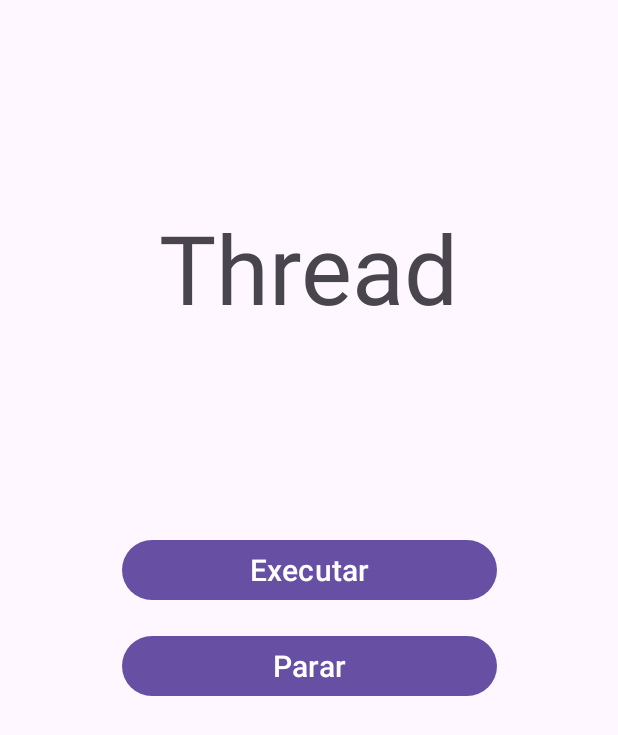
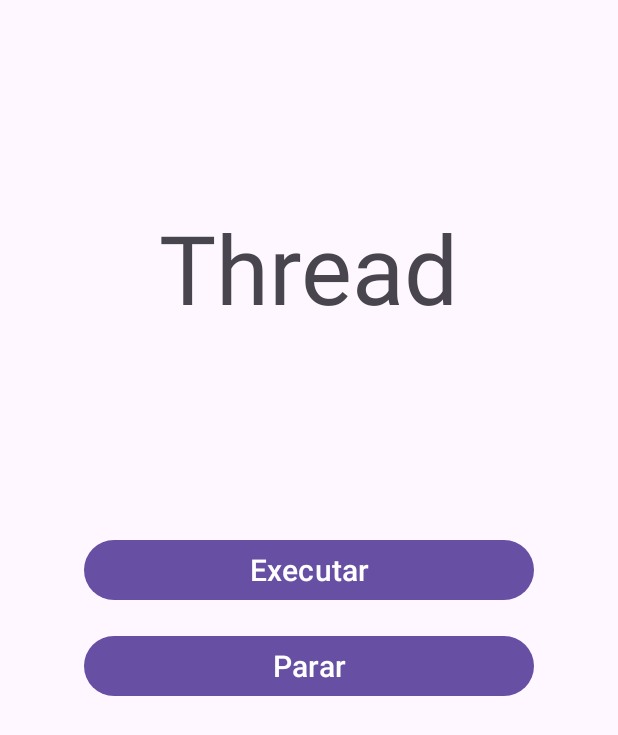
Before and after one commit to josecampelo/criando-executando-parando-uma-thread, an Android app: the layout activity_main.xml on its own in the app's theme, with its tools: preview values and no code run, on a phone screen of 412 x 824 dp. Shown: the top 735 px of the screen. Run offline under Robolectric (Android 15) with nearby library versions, the phone set to English and light mode, and no system bars.

```diff
--- a/app/src/main/res/layout/activity_main.xml
+++ b/app/src/main/res/layout/activity_main.xml
@@ -8,7 +8,7 @@
 
     <Button
         android:id="@+id/btnExecutar"
-        android:layout_width="250dp"
+        android:layout_width="300dp"
         android:layout_height="wrap_content"
         android:layout_marginBottom="8dp"
         android:text="Executar"
@@ -22,7 +22,7 @@
 
     <Button
         android:id="@+id/btnParar"
-        android:layout_width="250dp"
+        android:layout_width="300dp"
         android:layout_height="wrap_content"
         android:layout_marginTop="8dp"
         android:text="Parar"
```
Also changed, not shown: app/src/main/java/com/campelo/criandoexecutandoparandoumathread/MainActivity.kt (+37 -0 lines).
